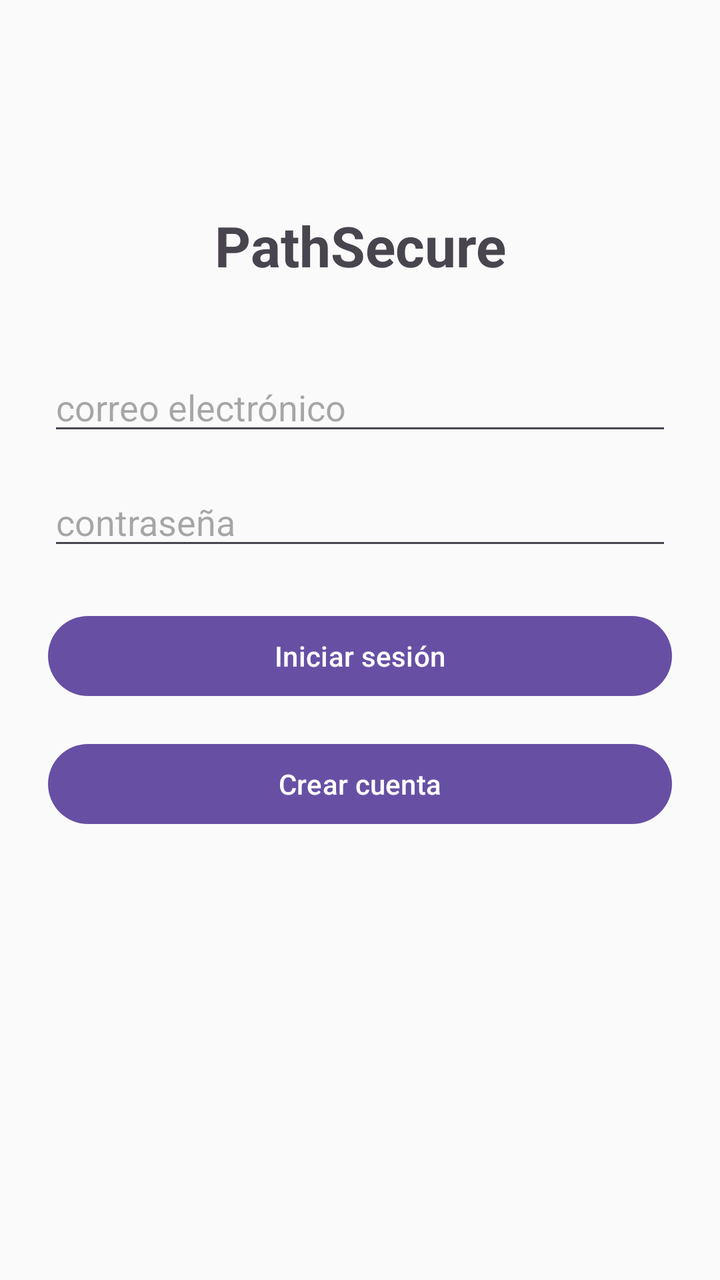
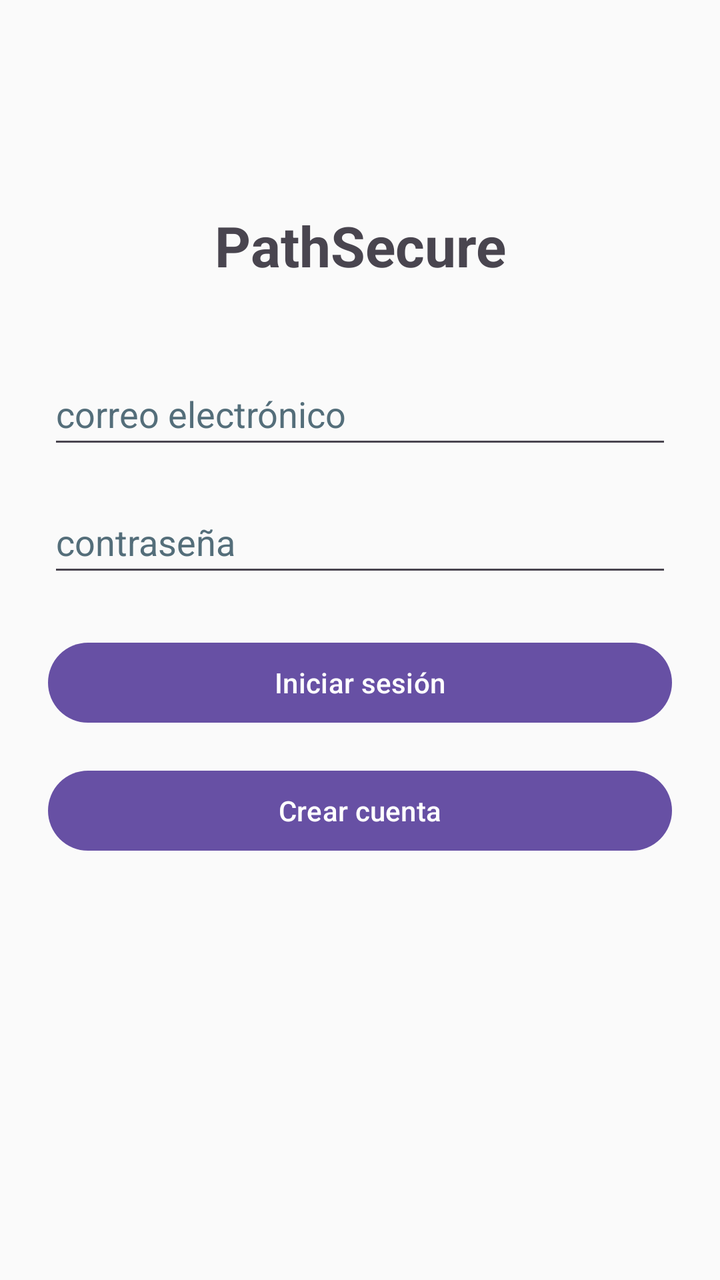

An Android layout rendered at two revisions. The XML below is the earlier revision; the diff shows what the commit changed to produce the second picture.
<!-- AndroidManifest.xml: application theme Theme.PathSecure -->
<!-- res/layout/activity_main.xml -->
<?xml version="1.0" encoding="utf-8"?>
<androidx.constraintlayout.widget.ConstraintLayout
    xmlns:android="http://schemas.android.com/apk/res/android"
    xmlns:app="http://schemas.android.com/apk/res-auto"
    xmlns:tools="http://schemas.android.com/tools"
    android:layout_width="match_parent"
    android:layout_height="match_parent"
    android:padding="24dp"
    android:background="#FAFAFA">

    <TextView
        android:id="@+id/txtTitle"
        android:layout_width="wrap_content"
        android:layout_height="wrap_content"
        android:text="PathSecure"
        android:textSize="28sp"
        android:textStyle="bold"
        app:layout_constraintTop_toTopOf="parent"
        app:layout_constraintStart_toStartOf="parent"
        app:layout_constraintEnd_toEndOf="parent"
        android:layout_marginTop="80dp"
        tools:ignore="HardcodedText" />

    <EditText
        android:id="@+id/etEmail"
        android:layout_width="0dp"
        android:layout_height="wrap_content"
        android:layout_marginTop="40dp"
        android:hint="correo electrónico"
        app:layout_constraintEnd_toEndOf="parent"
        app:layout_constraintStart_toStartOf="parent"
        app:layout_constraintTop_toBottomOf="@id/txtTitle"
        tools:ignore="Autofill,HardcodedText,TextFields" />

    <EditText
        android:id="@+id/etPassword"
        android:layout_width="0dp"
        android:layout_height="wrap_content"
        android:autofillHints=""
        android:hint="contraseña"
        android:inputType="textPassword"
        app:layout_constraintTop_toBottomOf="@id/etEmail"
        app:layout_constraintStart_toStartOf="parent"
        app:layout_constraintEnd_toEndOf="parent"
        android:layout_marginTop="16dp"
        tools:ignore="HardcodedText" />

    <Button
        android:id="@+id/btnLogin"
        android:layout_width="0dp"
        android:layout_height="wrap_content"
        android:text="Iniciar sesión"
        app:layout_constraintTop_toBottomOf="@id/etPassword"
        app:layout_constraintStart_toStartOf="parent"
        app:layout_constraintEnd_toEndOf="parent"
        android:layout_marginTop="24dp"
        tools:ignore="HardcodedText" />

    <Button
        android:id="@+id/btnRegister"
        android:layout_width="0dp"
        android:layout_height="wrap_content"
        android:text="Crear cuenta"
        app:layout_constraintTop_toBottomOf="@id/btnLogin"
        app:layout_constraintStart_toStartOf="parent"
        app:layout_constraintEnd_toEndOf="parent"
        android:layout_marginTop="16dp"
        tools:ignore="HardcodedText" />
</androidx.constraintlayout.widget.ConstraintLayout>
<!-- resources referenced by this layout -->
<resources>
  <style name="Theme.PathSecure" parent="Base.Theme.PathSecure" />
  <style name="Base.Theme.PathSecure" parent="Theme.Material3.DayNight.NoActionBar">
          
          
      </style>
</resources>

<!-- the commit's change to res/layout/activity_main.xml (unified diff, before → after) -->
@@ -27,23 +27,27 @@
         android:layout_height="wrap_content"
         android:layout_marginTop="40dp"
         android:hint="correo electrónico"
+        android:minHeight="48dp"
+        android:textColorHint="#546E7A"
         app:layout_constraintEnd_toEndOf="parent"
         app:layout_constraintStart_toStartOf="parent"
         app:layout_constraintTop_toBottomOf="@id/txtTitle"
-        tools:ignore="Autofill,HardcodedText,TextFields" />
+        tools:ignore="Autofill,HardcodedText,TextFields,TouchTargetSizeCheck,VisualLintTextFieldSize,TextContrastCheck,TextContrastCheck" />
 
     <EditText
         android:id="@+id/etPassword"
         android:layout_width="0dp"
         android:layout_height="wrap_content"
+        android:layout_marginTop="16dp"
         android:autofillHints=""
         android:hint="contraseña"
         android:inputType="textPassword"
+        android:minHeight="48dp"
+        android:textColorHint="#546E7A"
+        app:layout_constraintEnd_toEndOf="parent"
+        app:layout_constraintStart_toStartOf="parent"
         app:layout_constraintTop_toBottomOf="@id/etEmail"
-        app:layout_constraintStart_toStartOf="parent"
-        app:layout_constraintEnd_toEndOf="parent"
-        android:layout_marginTop="16dp"
-        tools:ignore="HardcodedText" />
+        tools:ignore="HardcodedText,VisualLintTextFieldSize,TextContrastCheck,TextContrastCheck,TouchTargetSizeCheck" />
 
     <Button
         android:id="@+id/btnLogin"
@@ -54,7 +58,7 @@
         app:layout_constraintStart_toStartOf="parent"
         app:layout_constraintEnd_toEndOf="parent"
         android:layout_marginTop="24dp"
-        tools:ignore="HardcodedText" />
+        tools:ignore="HardcodedText,VisualLintButtonSize" />
 
     <Button
         android:id="@+id/btnRegister"
@@ -65,5 +69,5 @@
         app:layout_constraintStart_toStartOf="parent"
         app:layout_constraintEnd_toEndOf="parent"
         android:layout_marginTop="16dp"
-        tools:ignore="HardcodedText" />
+        tools:ignore="HardcodedText,VisualLintButtonSize" />
 </androidx.constraintlayout.widget.ConstraintLayout>
